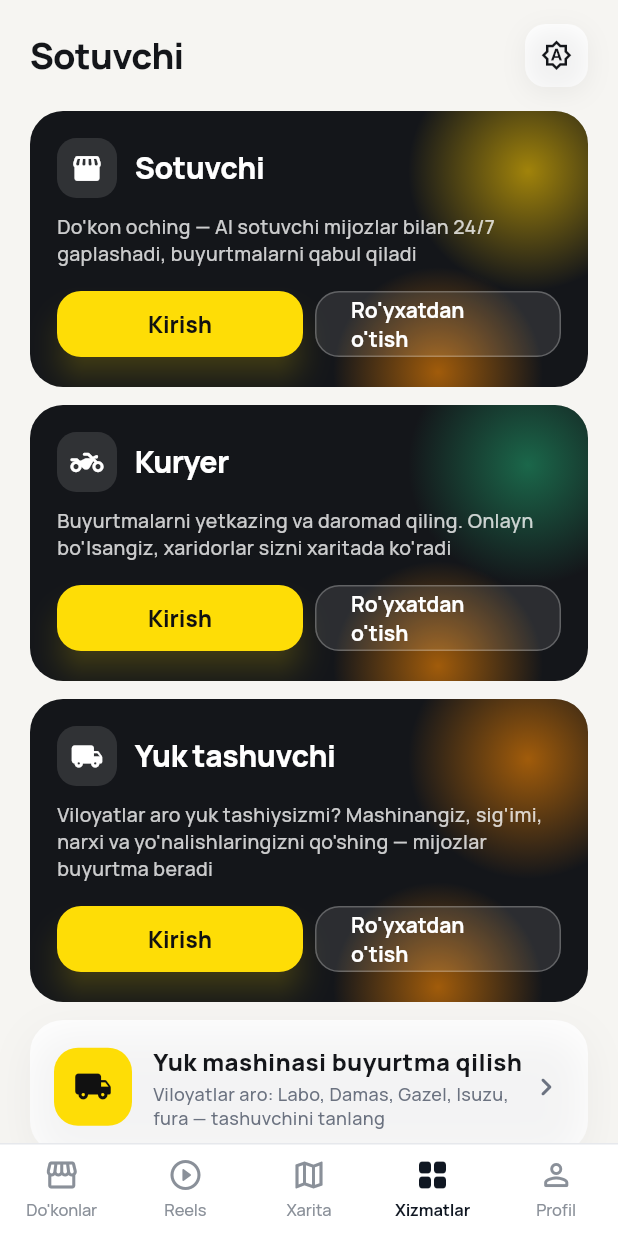
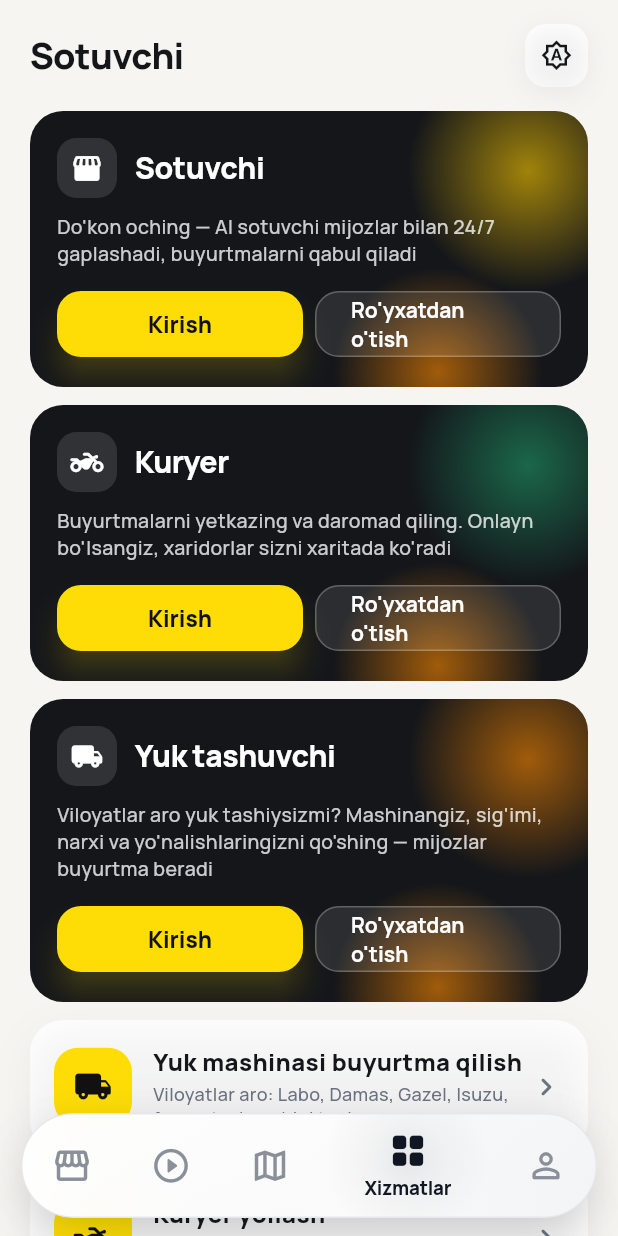
Before and after one commit to norqulovakobir/Saler, a Flutter app: the RootShell screen opened directly, swiped to page 4, on a phone screen of 412 x 824 dp. Run offline on Flutter 3.47's test engine with Material 3 defaults, Android fonts, the phone set to English and light mode, and no system bars; our stand-ins replace device_info_plus, flutter_local_notifications, flutter_map, geolocator, image_picker, latlong2 and 2 more; accounts and stored records are empty; network calls fail.

Commit message:
feat: pastki navigatsiya — suzuvchi shakl qaytarildi, foni oq qilindi
Oldingi commit panelni ekran kengligidagi oddiy oq chiziqqa aylantirgan edi;
suzuvchi ko'rinish ma'qul bo'ldi. Shakl, blur, soya va aktiv bo'lim
animatsiyasi 91822be dan oldingi holatiga qaytarildi, lekin fon endi to'q
emas — oq.

Ranglar mavzuga bog'liq emas, chunki panel ikkala rejimda ham oq:
  fon        to'q gradient -> oq gradient (#FFF .97 -> .93 -> #F4F5F7)
  chegara    oq shaffof    -> #E6E8EC
  passiv     oq .72        -> #8A9099
  aktiv      oq yoki qora  -> doim #101722
  badge      #242428 halqa -> oq halqa

Ikonka glow soyasi olib tashlandi va aktiv bo'lim porlashi .13 dan .08 ga
tushirildi: oq fonda ular kir dog'dek ko'rinardi. Tashqi soya tungi rejimda
biroz quyuqroq qoldirildi, aks holda qora fonda panel suzib turgani
bilinmaydi.

```diff
--- a/flutter_app/lib/main.dart
+++ b/flutter_app/lib/main.dart
@@ -1,3 +1,5 @@
+import 'dart:ui';
+
 import 'package:flutter/material.dart';
 import 'package:flutter/services.dart';
 import 'package:flutter_web_plugins/url_strategy.dart';
@@ -263,10 +265,9 @@ class NavItem {
   const NavItem(this.icon, this.active, this.label);
 }
 
-/// Oddiy oq pastki navigatsiya: blur, gradient va glow yo'q — faqat oq fon,
-/// ingichka yuqori chiziq va bo'limlar teng kenglikda. Har rejim bir xil
-/// komponentdan foydalangani uchun xaridor, sotuvchi va kuryer
-/// interfeyslarining hissi yagona bo'lib qoladi.
+/// Suzuvchi pastki navigatsiya — shaffof glass pill, aktiv bo'limga lime glow.
+/// Har rejim bir xil komponentdan foydalangani uchun xaridor, sotuvchi va
+/// kuryer interfeyslarining hissi yagona bo'lib qoladi.
 class FloatingNav extends StatelessWidget {
   final List<NavItem> items;
   final int index;
@@ -281,29 +282,75 @@ class FloatingNav extends StatelessWidget {
   @override
   Widget build(BuildContext context) {
     final p = context.p;
-    return DecoratedBox(
-      decoration: const BoxDecoration(
-        color: Colors.white,
-        border: Border(top: BorderSide(color: Color(0xFFE6E8EC))),
+    final dark = context.isDark;
+    return Padding(
+      padding: EdgeInsets.fromLTRB(
+          14, 0, 14, 12 + MediaQuery.of(context).padding.bottom * .28),
+      child: DecoratedBox(
+        decoration: BoxDecoration(
+          borderRadius: BorderRadius.circular(38),
+          boxShadow: [
+            BoxShadow(
+                color: Colors.black.withValues(alpha: dark ? .34 : .16),
+                offset: const Offset(0, 14),
+                blurRadius: 30,
+                spreadRadius: -6),
+            BoxShadow(
+                color: Colors.black.withValues(alpha: .05), blurRadius: 24),
+          ],
         ),
-      // Telefon pastidagi tizim chizig'i ustiga tushib qolmasligi uchun.
-      child: SafeArea(
-        top: false,
-        child: SizedBox(
-          height: 62,
-          child: Row(
+        child: ClipRRect(
+          borderRadius: BorderRadius.circular(38),
+          child: BackdropFilter(
+            filter: ImageFilter.blur(sigmaX: 18, sigmaY: 18),
+            child: Container(
+              height: 70,
+              decoration: BoxDecoration(
+                border: Border.all(color: const Color(0xFFE6E8EC)),
+                borderRadius: BorderRadius.circular(38),
+                // Oq, lekin to'liq qattiq emas: ozgina shaffoflik ostidagi
+                // kontentni sezdiradi, BackdropFilter esa uni xiralashtirib
+                // "glass" hissini saqlaydi.
+                gradient: LinearGradient(
+                  begin: Alignment.topLeft,
+                  end: Alignment.bottomRight,
+                  colors: [
+                    Colors.white.withValues(alpha: .97),
+                    Colors.white.withValues(alpha: .93),
+                    const Color(0xFFF4F5F7).withValues(alpha: .95),
+                  ],
+                ),
+              ),
+              child: LayoutBuilder(
+                builder: (_, box) {
+                  final count = items.length;
+                  // Tanlangan bo'lim nomi uchun yetarli joy qoladi; qolgan
+                  // ikonkalarning oralig'i ekranga qarab avtomatik moslashadi.
+                  final activeWidth = count <= 3
+                      ? 132.0
+                      : count == 4
+                          ? 126.0
+                          : 118.0;
+                  final inactiveWidth = count <= 1
+                      ? box.maxWidth
+                      : (box.maxWidth - activeWidth) / (count - 1);
+                  return Row(
+                    mainAxisAlignment: MainAxisAlignment.center,
                     children: [
-              for (var i = 0; i < items.length; i++)
-                Expanded(
-                  child: _PlainNavItem(
+                      for (var i = 0; i < count; i++)
+                        _GlowNavItem(
                           item: items[i],
                           selected: i == index,
+                          width: i == index ? activeWidth : inactiveWidth,
                           badge: badges[i] ?? 0,
                           badgeColor: p.danger,
                           onTap: () => onTap(i),
                         ),
+                    ],
+                  );
+                },
               ),
-            ],
+            ),
           ),
         ),
       ),
@@ -311,42 +358,89 @@ class FloatingNav extends StatelessWidget {
   }
 }
 
-class _PlainNavItem extends StatelessWidget {
+class _GlowNavItem extends StatelessWidget {
   final NavItem item;
   final bool selected;
+  final double width;
   final int badge;
   final Color badgeColor;
   final VoidCallback onTap;
-  const _PlainNavItem(
+  const _GlowNavItem(
       {required this.item,
       required this.selected,
+      required this.width,
       required this.badge,
       required this.badgeColor,
       required this.onTap});
 
   @override
   Widget build(BuildContext context) {
-    // Oq fonda tanlangan bo'lim qora, qolganlari kulrang. Boshqa ajratuvchi
-    // belgi yo'q — nom har doim ko'rinib turgani uchun kifoya.
+    // Panel foni har ikki mavzuda ham oq, shuning uchun ranglar mavzuga
+    // qarab o'zgarmaydi: aktiv bo'lim qora, qolganlari kulrang.
     const activeColor = Color(0xFF101722);
     const idleColor = Color(0xFF8A9099);
-    final color = selected ? activeColor : idleColor;
-    return Material(
+    return AnimatedContainer(
+      duration: const Duration(milliseconds: 280),
+      curve: Curves.easeOutCubic,
+      width: width,
+      height: 70,
+      child: Stack(
+          alignment: Alignment.center,
+          clipBehavior: Clip.none,
+          children: [
+            if (selected)
+              Positioned.fill(
+                child: IgnorePointer(
+                  child: DecoratedBox(
+                    decoration: BoxDecoration(
+                      gradient: RadialGradient(
+                        center: const Alignment(0, -.15),
+                        radius: .82,
+                        colors: [
+                          activeColor.withValues(alpha: .08),
+                          activeColor.withValues(alpha: .03),
+                          Colors.transparent
+                        ],
+                        stops: const [0, .46, 1],
+                      ),
+                    ),
+                  ),
+                ),
+              ),
+            Material(
               color: Colors.transparent,
               child: InkWell(
                 onTap: onTap,
-        child: Column(
+                borderRadius: BorderRadius.circular(34),
+                splashColor: activeColor.withValues(alpha: .10),
+                highlightColor: activeColor.withValues(alpha: .04),
+                child: SizedBox(
+                  width: double.infinity,
+                  height: double.infinity,
+                  child: selected
+                      ? Column(
                           mainAxisAlignment: MainAxisAlignment.center,
                           children: [
-            Stack(
-              clipBehavior: Clip.none,
-              children: [
-                Icon(selected ? item.active : item.icon,
-                    size: 24, color: color),
+                              Icon(item.active,
+                                  size: 27, color: activeColor),
+                              const SizedBox(height: 2),
+                              Text(item.label,
+                                  maxLines: 1,
+                                  overflow: TextOverflow.ellipsis,
+                                  style: const TextStyle(
+                                      color: activeColor,
+                                      fontSize: 12.5,
+                                      fontWeight: FontWeight.w800,
+                                      letterSpacing: -.15)),
+                            ])
+                      : Icon(item.icon, size: 27, color: idleColor),
+                ),
+              ),
+            ),
             if (badge > 0)
               Positioned(
-                    top: -4,
-                    right: -8,
+                top: 13,
+                right: selected ? 13 : (width - 42) / 2,
                 child: Container(
                   constraints: const BoxConstraints(minWidth: 16),
                   height: 16,
@@ -354,8 +448,8 @@ class _PlainNavItem extends StatelessWidget {
                   decoration: BoxDecoration(
                       color: badgeColor,
                       borderRadius: BorderRadius.circular(8),
-                          border:
-                              Border.all(color: Colors.white, width: 1.5)),
+                      // Oq panelda ajralib tursin uchun halqa ham oq
+                      border: Border.all(color: Colors.white, width: 1.5)),
                   alignment: Alignment.center,
                   child: Text('$badge',
                       style: const TextStyle(
@@ -364,20 +458,7 @@ class _PlainNavItem extends StatelessWidget {
                           fontWeight: FontWeight.w800)),
                 ),
               ),
-              ],
-            ),
-            const SizedBox(height: 3),
-            Text(item.label,
-                maxLines: 1,
-                overflow: TextOverflow.ellipsis,
-                style: TextStyle(
-                    color: color,
-                    fontSize: 11,
-                    fontWeight: selected ? FontWeight.w700 : FontWeight.w500,
-                    letterSpacing: -.1)),
-          ],
-        ),
-      ),
+          ]),
     );
   }
 }
@@ -544,6 +625,7 @@ class _RootShellState extends State<RootShell> {
         if (nav != null && nav.canPop()) nav.pop();
       },
       child: Scaffold(
+        extendBody: true,
         body: PageView(
           controller: pager,
           // Ichki Reels foto-sliderni va xaritani Flutter gesture arenasi
@@ -585,7 +667,7 @@ void showToast(BuildContext context, String msg, {bool error = false}) {
     ..showSnackBar(SnackBar(
         content: Text(msg),
         backgroundColor: error ? Colors.red.shade700 : null,
-        margin: const EdgeInsets.fromLTRB(16, 0, 16, 16)));
+        margin: const EdgeInsets.fromLTRB(16, 0, 16, 100)));
 }
 
 Future<bool> confirmDialog(BuildContext context, String title,
--- a/flutter_app/lib/screens/courier/courier_home.dart
+++ b/flutter_app/lib/screens/courier/courier_home.dart
@@ -163,6 +163,7 @@ class _CourierHomeState extends State<CourierHome> {
           if (nav != null && nav.canPop()) nav.pop();
         },
         child: Scaffold(
+          extendBody: true,
           body: PageView(
             controller: pager,
             // Xarita tabida yonga surish xaritaning o'ziga tegishli
--- a/flutter_app/lib/screens/seller/seller_home.dart
+++ b/flutter_app/lib/screens/seller/seller_home.dart
@@ -81,6 +81,7 @@ class _SellerHomeState extends State<SellerHome> {
           if (nav != null && nav.canPop()) nav.pop();
         },
         child: Scaffold(
+          extendBody: true,
           body: Stack(fit: StackFit.expand, children: [
             PageView(
               controller: pager,
--- a/flutter_app/lib/widgets.dart
+++ b/flutter_app/lib/widgets.dart
@@ -117,7 +117,7 @@ class ThemeBtn extends StatelessWidget {
                     ThemeMode.dark: "Qorong'i"
                   }[next]}'),
                   duration: const Duration(seconds: 1),
-                  margin: const EdgeInsets.fromLTRB(16, 0, 16, 16)));
+                  margin: const EdgeInsets.fromLTRB(16, 0, 16, 100)));
           });
         },
       );
```
Lines whose indentation alone changed are shown as unchanged.
